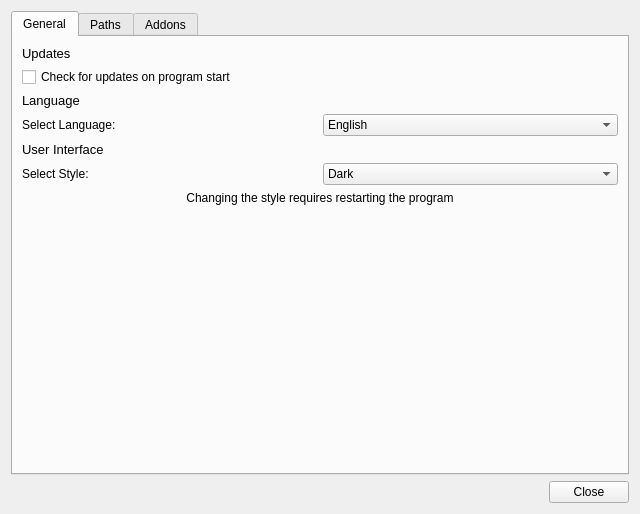
Before: the Qt Designer form dialogs/optionsdialog.ui in PhilInTheGaps/GM-Companion, drawn with Qt 5.
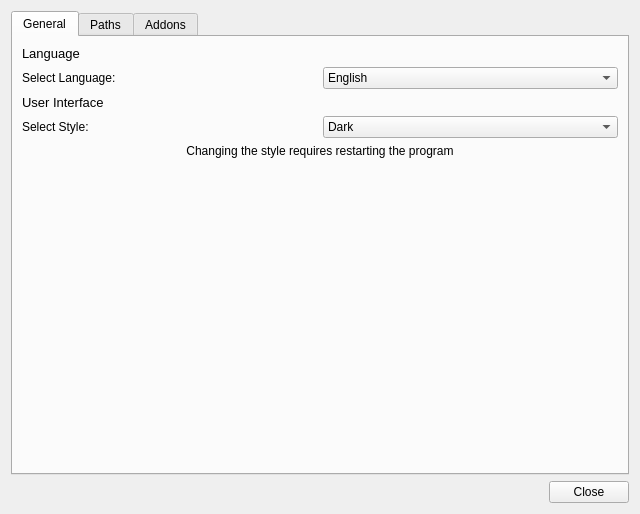
After: the same form once the commit is applied. Icons and pictures are not drawn.

Commit message: Removed checkForUpdatesOnStart setting

```diff
--- a/dialogs/optionsdialog.ui
+++ b/dialogs/optionsdialog.ui
@@ -28,27 +28,6 @@
        <string>General</string>
       </attribute>
       <layout class="QVBoxLayout" name="verticalLayout_3">
-       <item>
-        <widget class="QLabel" name="label_8">
-         <property name="font">
-          <font>
-           <pointsize>10</pointsize>
-           <weight>50</weight>
-           <bold>false</bold>
-          </font>
-         </property>
-         <property name="text">
-          <string>Updates</string>
-         </property>
-        </widget>
-       </item>
-       <item>
-        <widget class="QCheckBox" name="checkForUpdatesOnProgramStart">
-         <property name="text">
-          <string>Check for updates on program start</string>
-         </property>
-        </widget>
-       </item>
        <item>
         <widget class="QLabel" name="label_17">
          <property name="font">
```
The commit also changes 4 other files.
